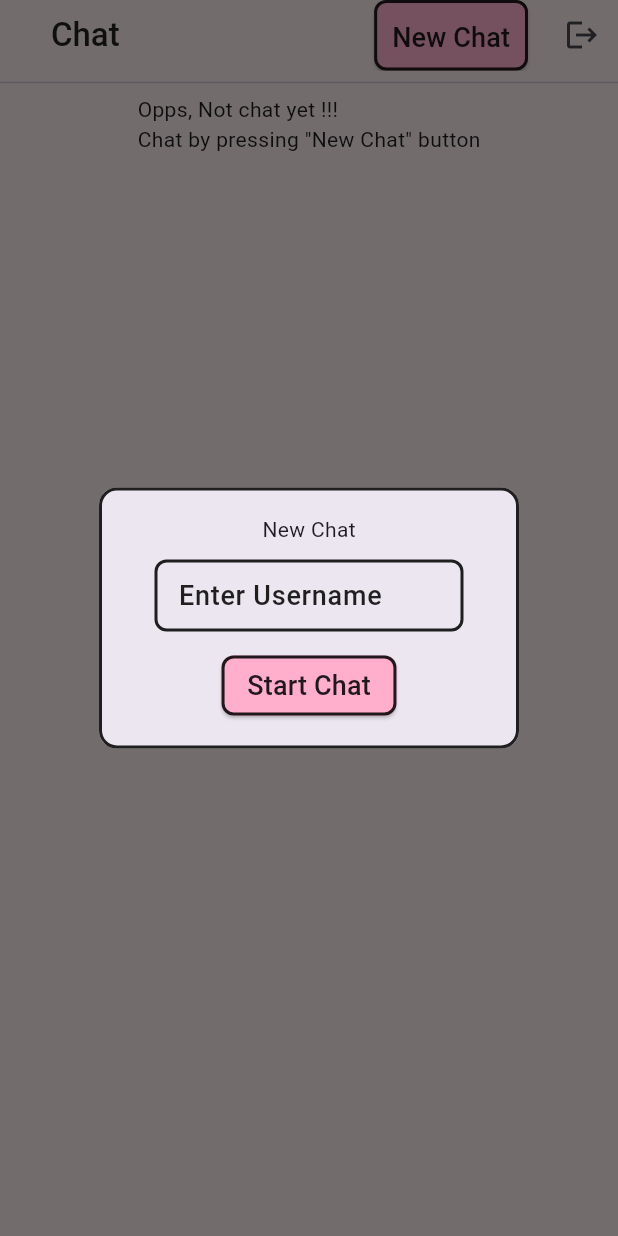
After one commit to XxThunderBlastxX/ayna_ws, a Flutter app: the ChatHomeScreen screen opened by its route, after a tap on "New Chat", on a phone screen of 412 x 824 dp. The commit adds this screen. Run offline on Flutter 3.47's test engine with Material 3 defaults, Android fonts, the phone set to English and light mode, and no system bars; our stand-ins replace dartz, equatable, flutter_bloc, gap, get_it, go_router and 3 more; missing offline and left inert: parse_json, random_avatar; accounts and stored records are empty.

Commit message:
Implemented chat screen

```diff
--- a/lib/src/app/router/router.dart
+++ b/lib/src/app/router/router.dart
@@ -2,6 +2,7 @@ import 'package:flutter/material.dart';
 import 'package:go_router/go_router.dart';
 
 import '../../feature/auth/presentation/screens/screens.dart';
+import '../../feature/chat/presentation/screens/screens.dart';
 import '../service/service_locator.dart';
 import '../service/supabase_service.dart';
 
@@ -31,5 +32,23 @@ GoRouter router = GoRouter(
         child: const LoginScreen(),
       ),
     ),
+    GoRoute(
+      path: "/home",
+      pageBuilder: (context, state) => MaterialPage(
+        key: state.pageKey,
+        child: const ChatHomeScreen(),
+      ),
+      routes: [
+        GoRoute(
+          path: "message/:id",
+          pageBuilder: (context, state) => MaterialPage(
+            key: state.pageKey,
+            child: ChatMessageScreen(
+              id: state.pathParameters['id']!,
+            ),
+          ),
+        ),
+      ],
+    ),
   ],
 );
--- a/lib/src/feature/chat/presentation/bloc/message/message_bloc.dart
+++ b/lib/src/feature/chat/presentation/bloc/message/message_bloc.dart
@@ -70,6 +70,7 @@ class MessageBloc extends Bloc<MessageEvent, MessageState> {
             channel: final channel,
             subscription: final subscription,
           ):
+          print(event.message);
           channel.send(event.message);
 
           final allMessageList = getCachedObjectList<MessageModal>(
--- /dev/null
+++ b/lib/src/feature/chat/presentation/screens/chat_home_screen.dart
@@ -0,0 +1,130 @@
+import 'package:flutter/material.dart';
+import 'package:flutter_bloc/flutter_bloc.dart';
+import 'package:go_router/go_router.dart';
+
+import '../../../../app/service/service_locator.dart';
+import '../../../../app/service/supabase_service.dart';
+import '../../../../app/theme/theme.dart';
+import '../../../../app/utils/colors.dart';
+import '../../../../app/utils/random_avatar.dart';
+import '../bloc/chat/chat_bloc.dart';
+import 'widget/chat_home_appbar.dart';
+
+class ChatHomeScreen extends StatefulWidget {
+  const ChatHomeScreen({super.key});
+
+  @override
+  State<ChatHomeScreen> createState() => _ChatHomeScreenState();
+}
+
+class _ChatHomeScreenState extends State<ChatHomeScreen> {
+  late TextEditingController _usernameController;
+
+  @override
+  void initState() {
+    _usernameController = TextEditingController();
+    super.initState();
+  }
+
+  @override
+  void dispose() {
+    _usernameController.dispose();
+    super.dispose();
+  }
+
+  @override
+  Widget build(BuildContext context) {
+    return MultiBlocProvider(
+      providers: [
+        BlocProvider<ChatBloc>(
+          create: (context) => ChatBloc(),
+        ),
+      ],
+      child: BlocConsumer<ChatBloc, ChatState>(
+        listener: (context, state) {
+          if (state is ChatSessionListState && state.chatSessionCreated) {
+            _usernameController.clear();
+            context.pop();
+          }
+        },
+        builder: (context, state) {
+          if (state is ChatSessionListState) {
+            return Scaffold(
+              appBar: chatHomeAppBar(
+                usernameController: _usernameController,
+                context: context,
+                onLogout: () async {
+                  await sl<SupabaseService>()
+                      .client
+                      .auth
+                      .signOut()
+                      .then((_) => context.pushReplacement("/auth"));
+                },
+                onNewChat: () => context.read<ChatBloc>().add(
+                      ChatSessionCreateEvent(
+                        sessionId: _usernameController.text.trim(),
+                      ),
+                    ),
+              ),
+              body: Column(
+                children: [
+                  const Divider(),
+                  state.chatSessionId.isEmpty
+                      ? const Center(
+                          child: Text(
+                              "Opps, Not chat yet !!!\nChat by pressing \"New Chat\" button"),
+                        )
+                      : Expanded(
+                          child: ListView.builder(
+                            itemCount: state.chatSessionId.length,
+                            itemBuilder: (context, i) => Padding(
+                              padding: const EdgeInsets.symmetric(
+                                vertical: 8.0,
+                                horizontal: 12.0,
+                              ),
+                              child: ListTile(
+                                contentPadding: const EdgeInsets.all(8.0),
+                                tileColor: getRandomColor(),
+                                shape: RoundedRectangleBorder(
+                                  borderRadius: BorderRadius.circular(12),
+                                  side: const BorderSide(
+                                    color: Colors.black87,
+                                    width: 2,
+                                  ),
+                                ),
+                                title: Text(
+                                  state.chatSessionId[i].toString(),
+                                  style: AppTheme.theme.textTheme.labelLarge,
+                                ),
+                                trailing: ElevatedButton(
+                                  onPressed: () => context.read<ChatBloc>().add(
+                                        ChatSessionDeletedEvent(
+                                            sessionId: state.chatSessionId[i]),
+                                      ),
+                                  child: Text(
+                                    'Delete Chat',
+                                    style: AppTheme.theme.textTheme.labelMedium,
+                                  ),
+                                ),
+                                leading: CircleAvatar(
+                                  radius: 24,
+                                  child: RandomAvatar.getRandomAvatar(
+                                      state.chatSessionId[i].toString()),
+                                ),
+                                onTap: () => context.go(
+                                    '/home/message/${state.chatSessionId[i]}'),
+                              ),
+                            ),
+                          ),
+                        ),
+                ],
+              ),
+            );
+          } else {
+            return const Center(child: CircularProgressIndicator());
+          }
+        },
+      ),
+    );
+  }
+}
--- /dev/null
+++ b/lib/src/feature/chat/presentation/screens/screens.dart
@@ -0,0 +1,2 @@
+export 'chat_home_screen.dart';
+export 'chat_message_screen.dart';
--- /dev/null
+++ b/lib/src/feature/chat/presentation/screens/widget/chat_home_appbar.dart
@@ -0,0 +1,73 @@
+import 'package:flutter/material.dart';
+import 'package:gap/gap.dart';
+
+import '../../../../../app/common/widget/styled_field.dart';
+import '../../../../../app/theme/theme.dart';
+
+AppBar chatHomeAppBar({
+  required TextEditingController usernameController,
+  required BuildContext context,
+  required void Function() onLogout,
+  required void Function() onNewChat,
+}) {
+  return AppBar(
+    actions: [
+      ElevatedButton(
+        onPressed: () => showDialog(
+          context: context,
+          builder: (_) => Dialog(
+            shape: RoundedRectangleBorder(
+              borderRadius: BorderRadius.circular(12),
+              side: const BorderSide(
+                color: Colors.black87,
+                width: 2,
+              ),
+            ),
+            child: Padding(
+              padding: const EdgeInsets.all(18.0),
+              child: Column(
+                mainAxisSize: MainAxisSize.min,
+                children: [
+                  const Text('New Chat'),
+                  const Gap(10),
+                  SizedBox(
+                    width: MediaQuery.sizeOf(context).width * 0.5,
+                    child: StyledField(
+                      label: 'Enter Username',
+                      controller: usernameController,
+                    ),
+                  ),
+                  const Gap(12),
+                  ElevatedButton(
+                    onPressed: onNewChat,
+                    child: Text(
+                      'Start Chat',
+                      style: AppTheme.theme.textTheme.labelMedium,
+                    ),
+                  ),
+                ],
+              ),
+            ),
+          ),
+        ),
+        style: ElevatedButton.styleFrom(
+          padding: const EdgeInsets.all(12.0),
+        ),
+        child: Text(
+          'New Chat',
+          style: AppTheme.theme.textTheme.labelMedium,
+        ),
+      ),
+      const Gap(12),
+      IconButton(
+        icon: const Icon(Icons.logout),
+        onPressed: onLogout,
+      ),
+    ],
+    title: Padding(
+      padding: const EdgeInsets.only(left: 18.0),
+      child: Text('Chat', style: AppTheme.theme.textTheme.labelLarge),
+    ),
+    centerTitle: false,
+  );
+}
--- a/pubspec.yaml
+++ b/pubspec.yaml
@@ -48,6 +48,7 @@ dependencies:
   shared_preferences: ^2.2.3
   parse_json: ^2.2.3
   async: ^2.11.0
+  random_avatar: ^0.0.8
 
 dev_dependencies:
   flutter_test:
```
Also changed, not shown: lib/src/app/service/service_locator.dart (+9 -1 lines), lib/src/app/utils/random_avatar.dart (added, +12 -0 lines), lib/src/feature/chat/presentation/screens/chat_message_screen.dart (added, +126 -0 lines), lib/src/feature/chat/presentation/screens/widget/chat_bubble.dart (added, +59 -0 lines), lib/src/feature/chat/presentation/screens/widget/send_text_tile.dart (added, +87 -0 lines), pubspec.lock.
